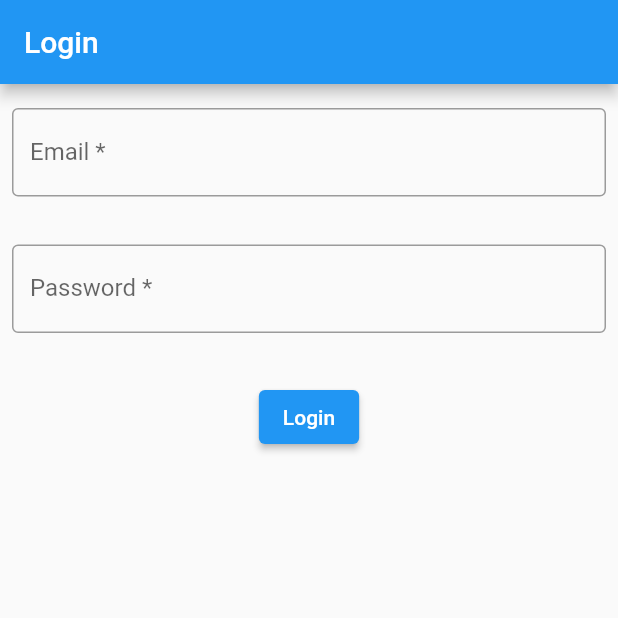
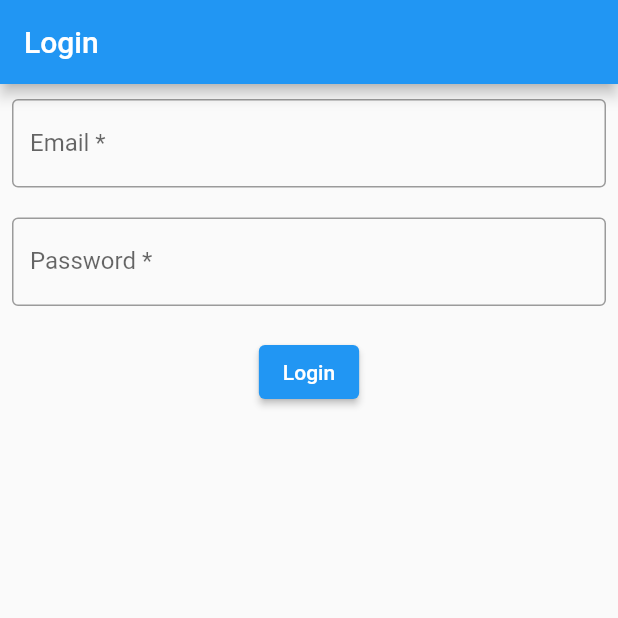
Before and after one commit to bragamat/fiap_3aoj_flutter, a Flutter app: the screen it shows after launch, on a phone screen of 412 x 824 dp, the top half of it. Run offline on Flutter 3.47's test engine with Material 2 defaults, Android fonts, the phone set to English and light mode, and no system bars.

```diff
--- a/lib/screens/login.dart
+++ b/lib/screens/login.dart
@@ -23,34 +23,54 @@ class _LoginPageState extends State<LoginPage> {
         key: _formKey,
         child: Column(
           children: [
-            const Padding(
-              padding: EdgeInsets.symmetric(horizontal: 8, vertical: 16),
-              child: TextField(
-                decoration: InputDecoration(
+            Padding(
+              padding: const EdgeInsets.symmetric(horizontal: 8, vertical: 10),
+              child: TextFormField(
+                validator: (val) {
+                  if (val == null || val.isEmpty) {
+                    return 'Please enter a valid email';
+                  }
+
+                  return null;
+                },
+                decoration: const InputDecoration(
                     border: OutlineInputBorder(),
                     labelText: 'Email *',
                     hintText: "Enter your email"),
               ),
             ),
-            const Padding(
-              padding: EdgeInsets.symmetric(horizontal: 8, vertical: 16),
-              child: TextField(
-                decoration: InputDecoration(
+            Padding(
+              padding: const EdgeInsets.symmetric(horizontal: 8, vertical: 10),
+              child: TextFormField(
+                validator: (val) {
+                  if (val == null || val.isEmpty) {
+                    return 'Please enter your password';
+                  }
+                  return null;
+                },
+                decoration: const InputDecoration(
                     border: OutlineInputBorder(),
                     labelText: 'Password *',
                     hintText: "Enter your password"),
               ),
             ),
             Padding(
-              padding: const EdgeInsets.symmetric(horizontal: 8, vertical: 16),
+              padding: const EdgeInsets.symmetric(horizontal: 8, vertical: 10),
               child: ElevatedButton(
                 onPressed: () {
+                  if (_formKey.currentState!.validate()) {
+                    // If the form is valid, display a snackbar. In the real world,
+                    // you'd often call a server or save the information in a database.
+                    ScaffoldMessenger.of(context).showSnackBar(
+                      const SnackBar(content: Text('Processing Data')),
+                    );
                     Navigator.of(context).pop(
                       MaterialPageRoute(
                         settings: const RouteSettings(name: 'HomePage'),
                         builder: (context) => const HomePage(),
                       ),
                     );
+                  }
                 },
                 child: const Text('Login'),
               ),
```
Lines whose indentation alone changed are shown as unchanged.
